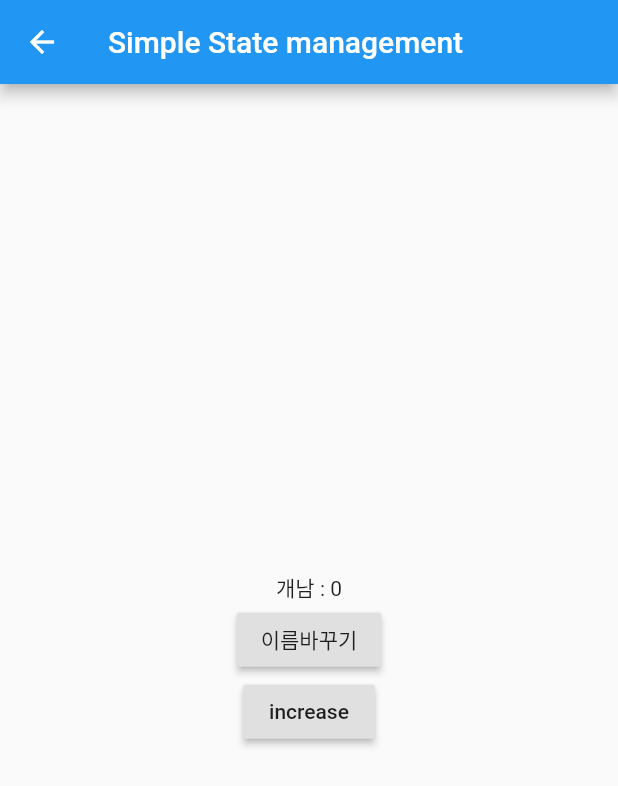
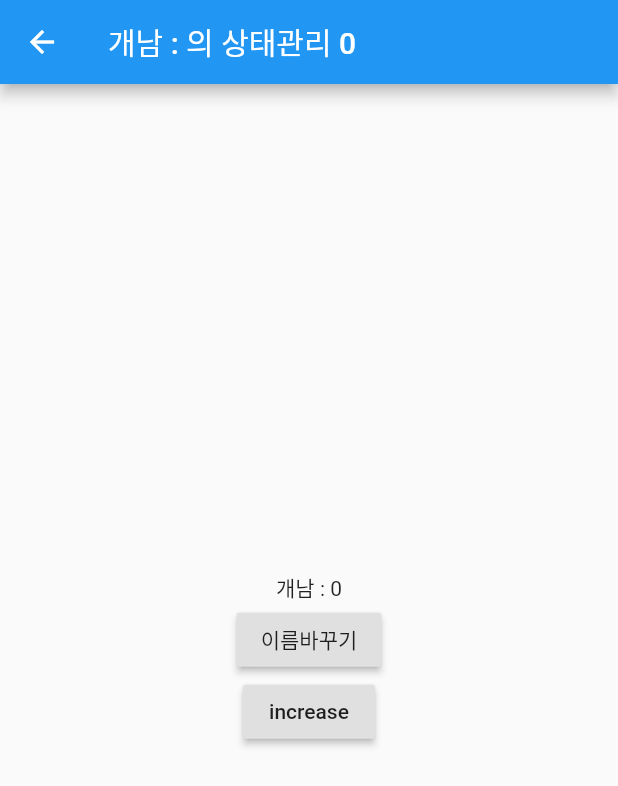
Before and after one commit to sudar-life/sample_getx, a Flutter app: the PageWithGetx screen opened directly, on a phone screen of 412 x 824 dp. Shown: the top 786 px of the screen. Run offline on Flutter 3.47's test engine with Material 2 defaults, Android fonts, the phone set to English and light mode, and no system bars; our stand-ins replace get.

Commit message:
상태관리를 id 를 부여해서 특정한 곳만 업데이트 할 수 있는 기능

```diff
--- a/lib/src/manage.dart
+++ b/lib/src/manage.dart
@@ -6,10 +6,11 @@ class ManageController extends GetxController {
 
   void updateName() {
     name = "개발하는남자";
+    update();
   }
 
   void increaseCount() {
     count++;
-    update();
+    update(["countUpdate"]);
   }
 }
--- a/lib/src/page_with_getx.dart
+++ b/lib/src/page_with_getx.dart
@@ -11,13 +11,19 @@ class PageWithGetx extends StatelessWidget {
     _manageController = Get.find<ManageController>();
     return Scaffold(
       appBar: AppBar(
-        title: Text("Simple State management"),
+        title: GetBuilder<ManageController>(
+          builder: (_) {
+            return Text(
+                "${_manageController.name} : 의 상태관리 ${_manageController.count}");
+          },
+        ),
       ),
       body: Center(
         child: Column(
           mainAxisAlignment: MainAxisAlignment.center,
           children: [
             GetBuilder<ManageController>(
+              id: "countUpdate",
               builder: (_) {
                 return Text(
                     "${_manageController.name} : ${_manageController.count}");
```
